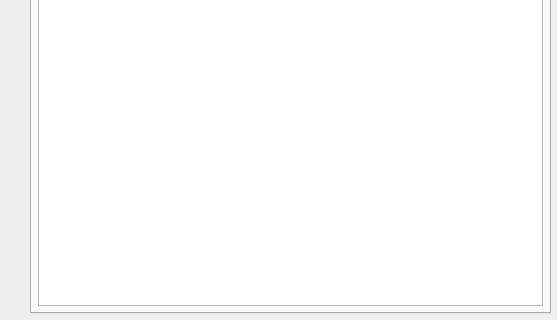
First picture: the form in src/gui/playerdialog.ui, repository madnight/chessx, before the edit; both pictures show x 0 to 557 and y 224 to 544 of the 557 by 544 pixel window.
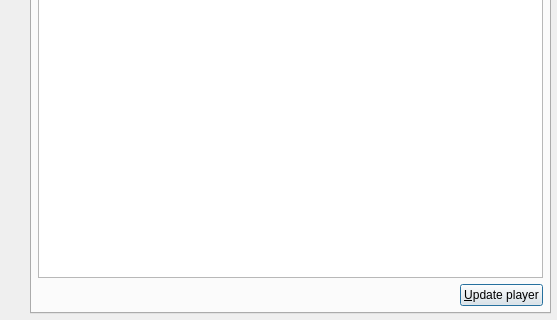
Second picture: the form after the edit. The open tabs and pages were chosen to show the change.

Commit message: Add 'Update player' button when database is shown.

```diff
--- a/src/gui/playerdialog.ui
+++ b/src/gui/playerdialog.ui
@@ -84,10 +84,33 @@
       <attribute name="title" >
        <string>&amp;Information</string>
       </attribute>
-      <layout class="QHBoxLayout" >
-       <item>
+      <layout class="QGridLayout" >
+       <item row="0" column="0" colspan="2" >
         <widget class="QTextBrowser" name="playerView" />
        </item>
+       <item row="1" column="0" >
+        <spacer>
+         <property name="orientation" >
+          <enum>Qt::Horizontal</enum>
+         </property>
+         <property name="sizeHint" >
+          <size>
+           <width>40</width>
+           <height>20</height>
+          </size>
+         </property>
+        </spacer>
+       </item>
+       <item row="1" column="1" >
+        <widget class="QPushButton" name="updatePlayerButton" >
+         <property name="text" >
+          <string>&amp;Update player</string>
+         </property>
+         <property name="default" >
+          <bool>true</bool>
+         </property>
+        </widget>
+       </item>
       </layout>
      </widget>
     </widget>
```
Left out of the diff: 2 changed lines with no effect on the pictures. The commit also changes 2 other files.
